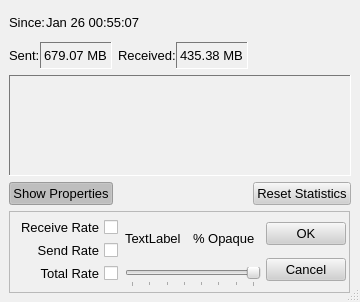
Above: src/gui/bwgraph/bwgraph.ui from a-ilin/vidalia before the change. Below: the same form after it.
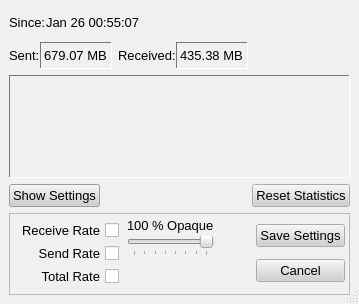
That is the form after the change. Icons and pictures are not drawn.

Commit message:
BandwidthGraph supports saving settings, opacity and such. Small layout changes to MessageLog. Removed some unnecessary things from the deconstructor in mainwindow.cpp (Qt takes care of freeing QWidgets).
svn:r208

What changed in the file:
```diff
--- a/src/gui/bwgraph/bwgraph.ui
+++ b/src/gui/bwgraph/bwgraph.ui
@@ -8,8 +8,8 @@
    <rect>
     <x>0</x>
     <y>0</y>
-    <width>360</width>
-    <height>302</height>
+    <width>357</width>
+    <height>304</height>
    </rect>
   </property>
   <property name="palette" >
@@ -628,13 +628,13 @@
         <string>Toggles Properties menu</string>
        </property>
        <property name="text" >
-        <string>Show Properties</string>
+        <string>Show Settings</string>
        </property>
        <property name="checkable" >
         <bool>true</bool>
        </property>
        <property name="checked" >
-        <bool>true</bool>
+        <bool>false</bool>
        </property>
       </widget>
      </item>
@@ -716,10 +716,10 @@
      </property>
      <layout class="QHBoxLayout" >
       <property name="margin" >
-       <number>3</number>
+       <number>4</number>
       </property>
       <property name="spacing" >
-       <number>3</number>
+       <number>6</number>
       </property>
       <item>
        <layout class="QHBoxLayout" >
@@ -832,12 +832,22 @@
        </layout>
       </item>
       <item>
+       <widget class="QFrame" name="frmOpacity" >
+        <property name="contextMenuPolicy" >
+         <enum>Qt::NoContextMenu</enum>
+        </property>
+        <property name="frameShape" >
+         <enum>QFrame::NoFrame</enum>
+        </property>
+        <property name="frameShadow" >
+         <enum>QFrame::Plain</enum>
+        </property>
        <layout class="QVBoxLayout" >
         <property name="margin" >
-         <number>2</number>
+          <number>0</number>
         </property>
         <property name="spacing" >
-         <number>6</number>
+          <number>3</number>
         </property>
         <item>
          <layout class="QHBoxLayout" >
@@ -849,6 +859,12 @@
           </property>
           <item>
            <widget class="QLabel" name="lblPercentOpacity" >
+             <property name="minimumSize" >
+              <size>
+               <width>25</width>
+               <height>0</height>
+              </size>
+             </property>
             <property name="font" >
              <font>
               <family>Arial</family>
@@ -860,8 +876,14 @@
               <strikeout>false</strikeout>
              </font>
             </property>
+             <property name="contextMenuPolicy" >
+              <enum>Qt::NoContextMenu</enum>
+             </property>
+             <property name="layoutDirection" >
+              <enum>Qt::RightToLeft</enum>
+             </property>
             <property name="text" >
-             <string>&lt;html>&lt;head>&lt;meta name="qrichtext" content="1" />&lt;/head>&lt;body style=" white-space: pre-wrap; font-family:Arial; font-size:10pt; font-weight:400; font-style:normal; text-decoration:none;">&lt;p style=" margin-top:0px; margin-bottom:0px; margin-left:0px; margin-right:0px; -qt-block-indent:0; text-indent:0px;">TextLabel&lt;/p>&lt;/body>&lt;/html></string>
+              <string>&lt;html>&lt;head>&lt;meta name="qrichtext" content="1" />&lt;/head>&lt;body style=" white-space: pre-wrap; font-family:Arial; font-size:10pt; font-weight:400; font-style:normal; text-decoration:none;">&lt;p style=" margin-top:0px; margin-bottom:0px; margin-left:0px; margin-right:0px; -qt-block-indent:0; text-indent:0px;">100&lt;/p>&lt;/body>&lt;/html></string>
             </property>
            </widget>
           </item>
@@ -922,7 +944,34 @@
           </property>
          </widget>
         </item>
-       </layout>
+         <item>
+          <spacer>
+           <property name="orientation" >
+            <enum>Qt::Vertical</enum>
+           </property>
+           <property name="sizeHint" >
+            <size>
+             <width>20</width>
+             <height>20</height>
+            </size>
+           </property>
+          </spacer>
+         </item>
+        </layout>
+       </widget>
+      </item>
+      <item>
+       <spacer>
+        <property name="orientation" >
+         <enum>Qt::Horizontal</enum>
+        </property>
+        <property name="sizeHint" >
+         <size>
+          <width>21</width>
+          <height>20</height>
+         </size>
+        </property>
+       </spacer>
       </item>
       <item>
        <layout class="QVBoxLayout" >
@@ -938,7 +987,7 @@
            <enum>Qt::NoContextMenu</enum>
           </property>
           <property name="text" >
-           <string>OK</string>
+           <string>Save Settings</string>
           </property>
          </widget>
         </item>
```
Left out of the diff: 41 changed lines with no effect on the pictures. Lines whose indentation alone changed are shown as unchanged. The commit also changes 7 other files.
